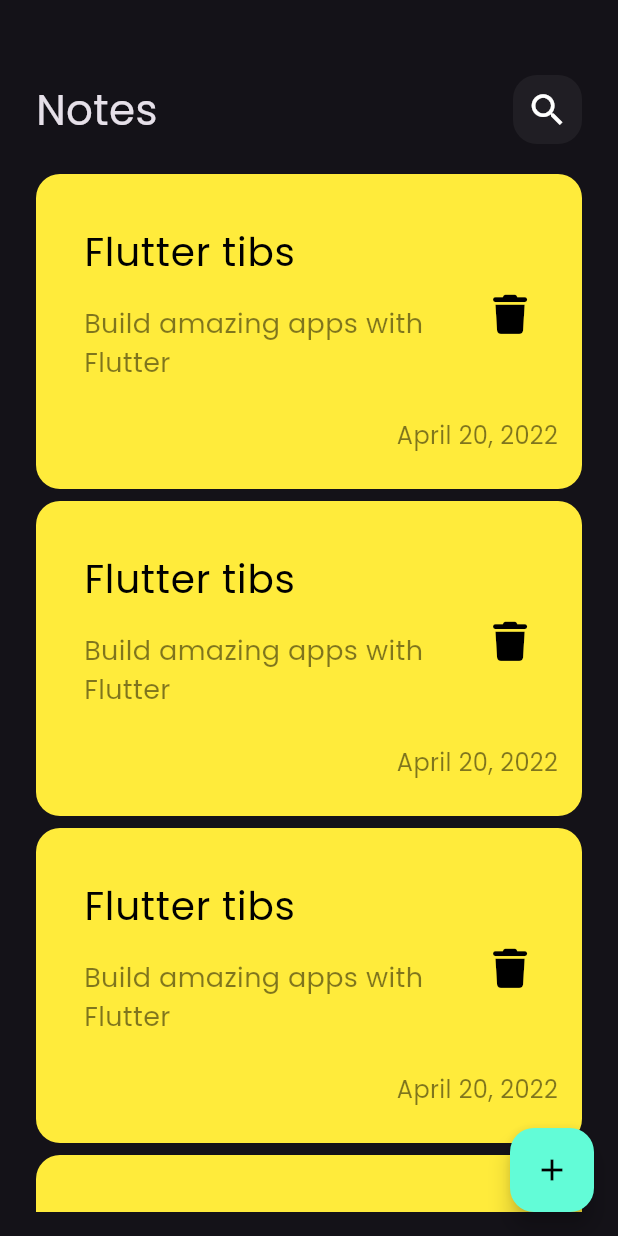
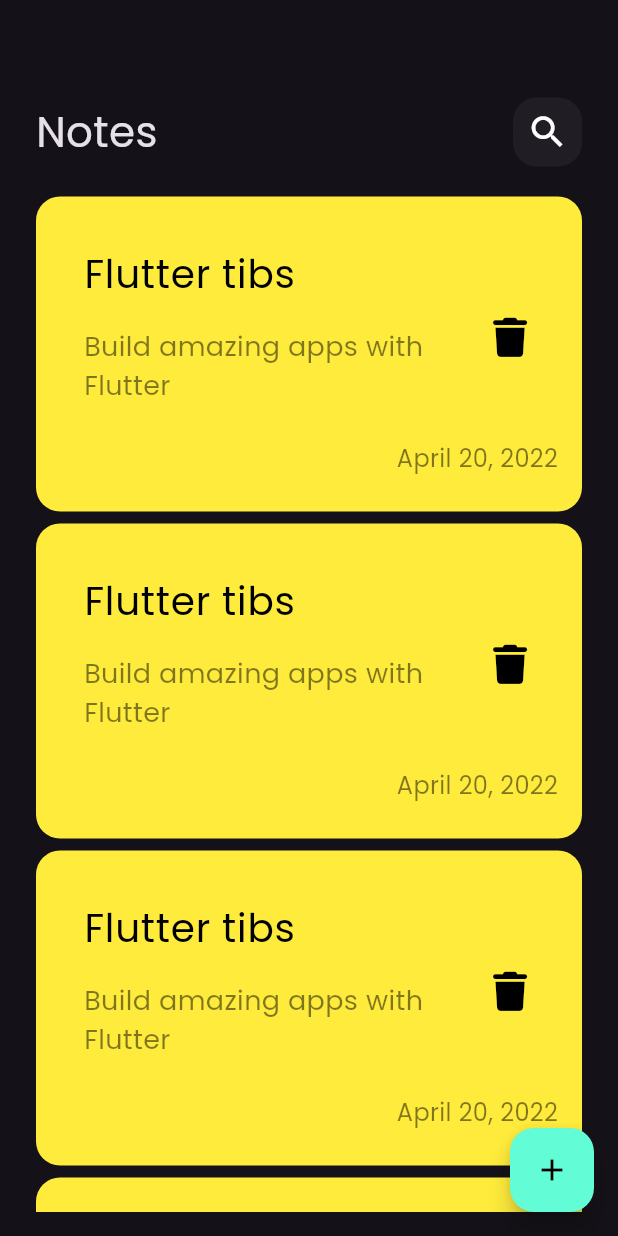
Before and after one commit to AsmaelMohamed2023/NotesApp, a Flutter app: the screen it shows after launch, on a phone screen of 412 x 824 dp. Run offline on Flutter 3.47's test engine with Material 3 defaults, Android fonts, the phone set to English and light mode, and no system bars; our stand-ins replace font_awesome_flutter.

Commit message:
add custom appbar on edit notes and refector code

```diff
--- a/lib/views/widget/custom_app_bar.dart
+++ b/lib/views/widget/custom_app_bar.dart
@@ -2,18 +2,21 @@ import 'package:flutter/material.dart';
 import 'package:notes_app/views/widget/custom_search_icon.dart';
 
 class CustomAppBar extends StatelessWidget {
-  const CustomAppBar({super.key});
-
+  const CustomAppBar({super.key, required this.title, required this.icon});
+  final String title;
+  final IconData icon;
   @override
   Widget build(BuildContext context) {
-    return const Row(
+    return Row(
       children: [
         Text(
-          'Notes',
-          style: TextStyle(fontSize: 28),
+          title,
+          style: const TextStyle(fontSize: 28),
         ),
-        Spacer(),
-        CustomSearchIcon(),
+        const Spacer(),
+        CustomSearchIcon(
+          icon: icon,
+        ),
       ],
     );
   }
--- a/lib/views/widget/custom_button.dart
+++ b/lib/views/widget/custom_button.dart
@@ -11,7 +11,7 @@ class CustomButton extends StatelessWidget {
       onTap: onTap,
       child: Container(
         height: 55,
-        width: double.infinity,
+        width: MediaQuery.of(context).size.width,
         decoration: BoxDecoration(
           color: kPrimaryColor,
           borderRadius: BorderRadius.circular(8),
--- a/lib/views/widget/custom_search_icon.dart
+++ b/lib/views/widget/custom_search_icon.dart
@@ -1,8 +1,8 @@
 import 'package:flutter/material.dart';
 
 class CustomSearchIcon extends StatelessWidget {
-  const CustomSearchIcon({super.key});
-
+  const CustomSearchIcon({super.key, required this.icon});
+  final IconData icon;
   @override
   Widget build(BuildContext context) {
     return Container(
@@ -12,9 +12,9 @@ class CustomSearchIcon extends StatelessWidget {
         color: Colors.white.withOpacity(0.05),
         borderRadius: const BorderRadius.all(Radius.circular(16)),
       ),
-      child: const Center(
+      child: Center(
         child: Icon(
-          Icons.search,
+          icon,
           size: 28,
         ),
       ),
--- a/lib/views/widget/edit_note_view_body.dart
+++ b/lib/views/widget/edit_note_view_body.dart
@@ -1,10 +1,22 @@
 import 'package:flutter/material.dart';
+import 'package:notes_app/views/widget/custom_app_bar.dart';
 
 class EditNoteViewBody extends StatelessWidget {
   const EditNoteViewBody({super.key});
 
   @override
   Widget build(BuildContext context) {
-    return Container();
+    return const Padding(
+      padding: EdgeInsets.symmetric(horizontal: 24),
+      child: Column(
+        children: [
+          SizedBox(height: 65),
+          CustomAppBar(
+            title: 'Edit Note',
+            icon: Icons.check,
+          ),
+        ],
+      ),
+    );
   }
 }
--- a/lib/views/widget/notes_view_body.dart
+++ b/lib/views/widget/notes_view_body.dart
@@ -7,13 +7,14 @@ class NotesViewBody extends StatelessWidget {
   @override
   Widget build(BuildContext context) {
     return const Padding(
-      padding: EdgeInsets.symmetric(
-        horizontal: 24,
-      ),
+      padding: EdgeInsets.symmetric(horizontal: 24),
       child: Column(
         children: [
-          SizedBox(height: 50),
-          CustomAppBar(),
+          SizedBox(height: 65),
+          CustomAppBar(
+            title: 'Notes',
+            icon: Icons.search,
+          ),
           Expanded(
             child: NotesListView(),
           ),
```
